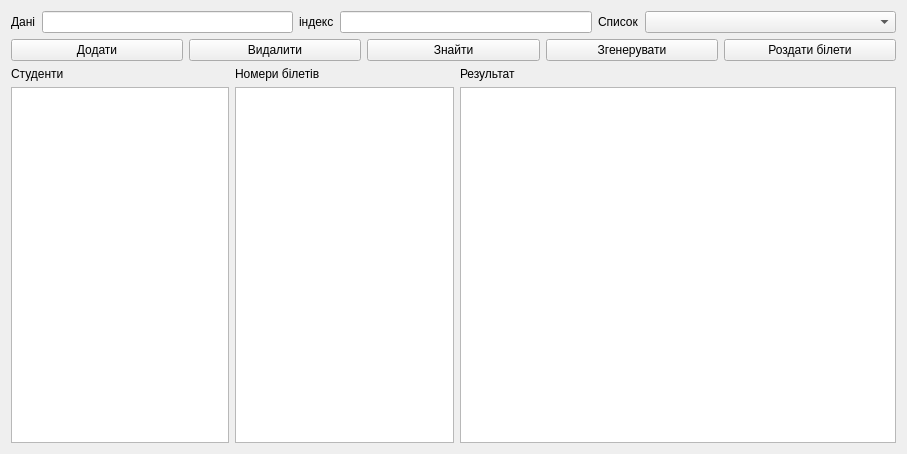
First picture: the form in main.ui, repository gigsoll/gigsoll-circular-linked-list-qt, before the edit.
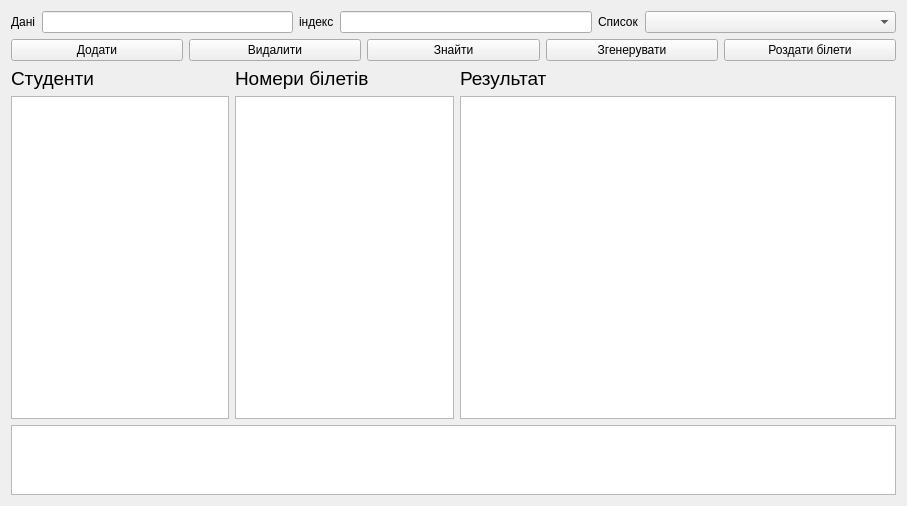
Second picture: the form after the edit.

What changed in the file:
```diff
--- a/main.ui
+++ b/main.ui
@@ -7,13 +7,13 @@
     <x>0</x>
     <y>0</y>
     <width>907</width>
-    <height>454</height>
+    <height>506</height>
    </rect>
   </property>
   <property name="windowTitle">
    <string>Лабораторна робота 3</string>
   </property>
-  <layout class="QVBoxLayout" name="verticalLayout_5">
+  <layout class="QVBoxLayout" name="verticalLayout_5" stretch="0,5,1">
    <item>
     <layout class="QVBoxLayout" name="verticalLayout">
      <item>
@@ -97,13 +97,25 @@
       <layout class="QVBoxLayout" name="verticalLayout_2">
        <item>
         <widget class="QLabel" name="lblStudents">
+         <property name="font">
+          <font>
+           <pointsize>14</pointsize>
+          </font>
+         </property>
          <property name="text">
           <string>Студенти</string>
          </property>
         </widget>
        </item>
        <item>
-        <widget class="QTableWidget" name="tbStudents"/>
+        <widget class="QTableWidget" name="tbStudents">
+         <attribute name="horizontalHeaderCascadingSectionResizes">
+          <bool>true</bool>
+         </attribute>
+         <attribute name="horizontalHeaderDefaultSectionSize">
+          <number>200</number>
+         </attribute>
+        </widget>
        </item>
       </layout>
      </item>
@@ -111,13 +123,22 @@
       <layout class="QVBoxLayout" name="verticalLayout_3">
        <item>
         <widget class="QLabel" name="lblTickets">
+         <property name="font">
+          <font>
+           <pointsize>14</pointsize>
+          </font>
+         </property>
          <property name="text">
           <string>Номери білетів</string>
          </property>
         </widget>
        </item>
        <item>
-        <widget class="QTableWidget" name="tbTicket"/>
+        <widget class="QTableWidget" name="tbTicket">
+         <attribute name="horizontalHeaderDefaultSectionSize">
+          <number>200</number>
+         </attribute>
+        </widget>
        </item>
       </layout>
      </item>
@@ -125,18 +146,34 @@
       <layout class="QVBoxLayout" name="verticalLayout_4">
        <item>
         <widget class="QLabel" name="lblResult">
+         <property name="font">
+          <font>
+           <pointsize>14</pointsize>
+          </font>
+         </property>
          <property name="text">
           <string>Результат</string>
          </property>
         </widget>
        </item>
        <item>
-        <widget class="QTableWidget" name="tbResult"/>
+        <widget class="QTableWidget" name="tbResult">
+         <attribute name="horizontalHeaderDefaultSectionSize">
+          <number>400</number>
+         </attribute>
+        </widget>
        </item>
       </layout>
      </item>
     </layout>
    </item>
+   <item>
+    <widget class="QTextEdit" name="leResult">
+     <property name="readOnly">
+      <bool>true</bool>
+     </property>
+    </widget>
+   </item>
   </layout>
  </widget>
  <resources/>
```
